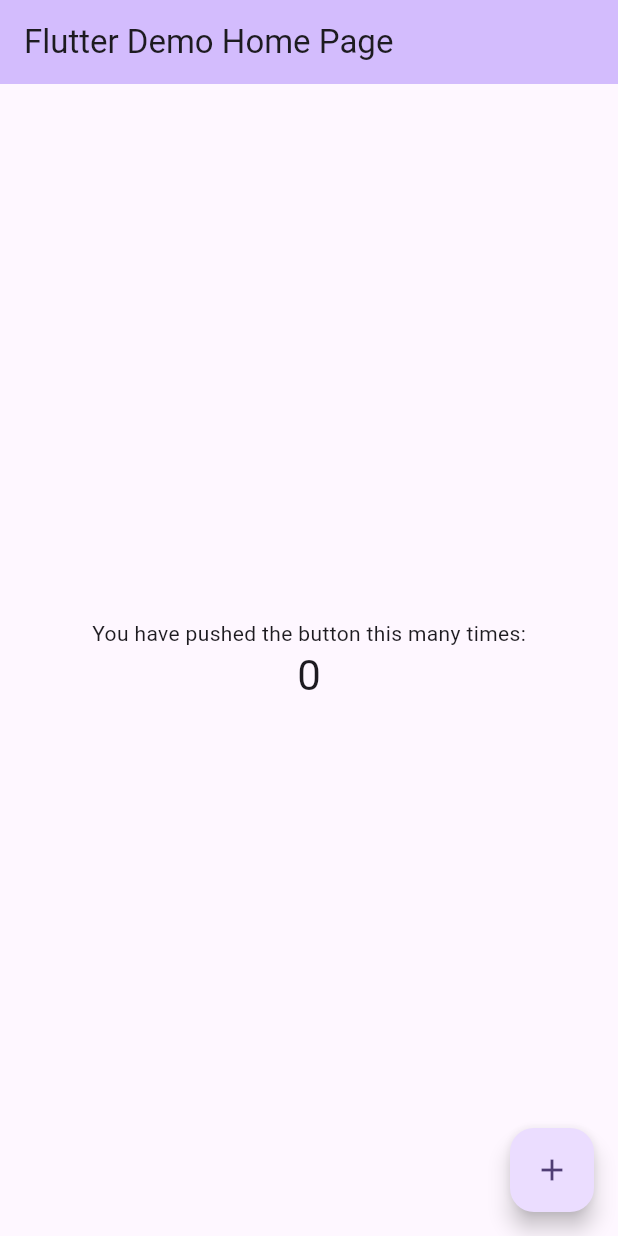
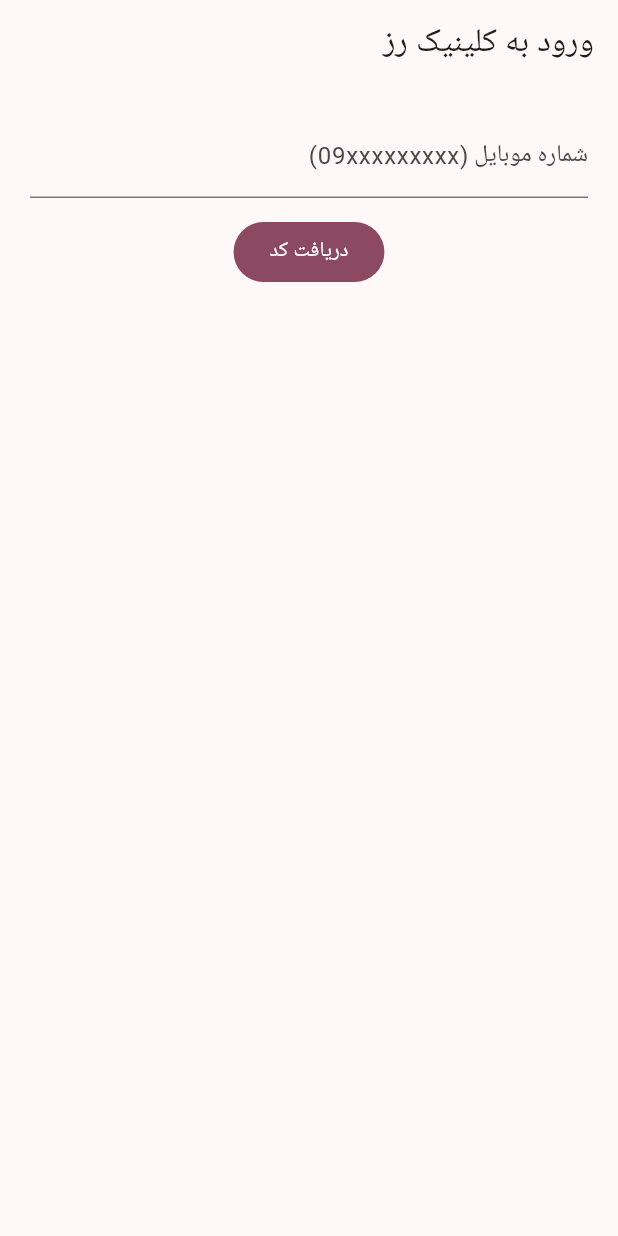
Before and after one commit to samaneh-IT-rose/Rosepsy, a Flutter app: the screen it shows after launch, on a phone screen of 412 x 824 dp. Run offline on Flutter 3.47's test engine with Material 3 defaults, Android fonts, the phone set to English and light mode, and no system bars; our stand-ins replace flutter_dotenv, flutter_secure_storage.

Commit message:
fix(B17): complete Flutter app - api client, auth state, OTP login, appointments and notifications screens; web platform support

```diff
--- a/mobile/analysis_options.yaml
+++ b/mobile/analysis_options.yaml
@@ -14,6 +14,7 @@ analyzer:
     - build/**
     - android/**
     - ios/**
+    - web/**
 
 linter:
   # The lint rules applied to this project can be customized in the
--- /dev/null
+++ b/mobile/lib/auth_state.dart
@@ -0,0 +1,27 @@
+import 'package:flutter/foundation.dart';
+
+import 'api_client.dart';
+
+class AuthState extends ChangeNotifier {
+  AuthState(this.client);
+
+  final ApiClient client;
+  bool _isSignedIn = false;
+
+  bool get isSignedIn => _isSignedIn;
+
+  Future<void> restore() async =>
+      _isSignedIn = await client.hasSession();
+
+  Future<void> signIn(String challengeId, String code) async {
+    await client.verifyOtp(challengeId, code);
+    _isSignedIn = true;
+    notifyListeners();
+  }
+
+  Future<void> signOut() async {
+    await client.logout();
+    _isSignedIn = false;
+    notifyListeners();
+  }
+}
--- a/mobile/lib/main.dart
+++ b/mobile/lib/main.dart
@@ -1,121 +1,36 @@
 import 'package:flutter/material.dart';
+import 'package:flutter_dotenv/flutter_dotenv.dart';
+import 'package:provider/provider.dart';
 
-void main() {
-  runApp(const MyApp());
+import 'auth_state.dart';
+import 'api_client.dart';
+import 'screens/home_shell.dart';
+import 'screens/login_screen.dart';
+
+Future<void> main() async {
+  await dotenv.load(fileName: '.env');
+  final client = ApiClient(baseUrl: dotenv.get('API_BASE_URL'));
+  final auth = AuthState(client);
+  await auth.restore();
+  runApp(RozApp(auth: auth));
 }
 
-class MyApp extends StatelessWidget {
-  const MyApp({super.key});
+class RozApp extends StatelessWidget {
+  const RozApp({super.key, required this.auth});
 
-  // This widget is the root of your application.
-  @override
-  Widget build(BuildContext context) {
-    return MaterialApp(
-      title: 'Flutter Demo',
-      theme: ThemeData(
-        // This is the theme of your application.
-        //
-        // TRY THIS: Try running your application with "flutter run". You'll see
-        // the application has a purple toolbar. Then, without quitting the app,
-        // try changing the seedColor in the colorScheme below to Colors.green
-        // and then invoke "hot reload" (save your changes or press the "hot
-        // reload" button in a Flutter-supported IDE, or press "r" if you used
-        // the command line to start the app).
-        //
-        // Notice that the counter didn't reset back to zero; the application
-        // state is not lost during the reload. To reset the state, use hot
-        // restart instead.
-        //
-        // This works for code too, not just values: Most code changes can be
-        // tested with just a hot reload.
-        colorScheme: .fromSeed(seedColor: Colors.deepPurple),
-      ),
-      home: const MyHomePage(title: 'Flutter Demo Home Page'),
-    );
-  }
-}
-
-class MyHomePage extends StatefulWidget {
-  const MyHomePage({super.key, required this.title});
-
-  // This widget is the home page of your application. It is stateful, meaning
-  // that it has a State object (defined below) that contains fields that affect
-  // how it looks.
-
-  // This class is the configuration for the state. It holds the values (in this
-  // case the title) provided by the parent (in this case the App widget) and
-  // used by the build method of the State. Fields in a Widget subclass are
-  // always marked "final".
-
-  final String title;
-
-  @override
-  State<MyHomePage> createState() => _MyHomePageState();
-}
-
-class _MyHomePageState extends State<MyHomePage> {
-  int _counter = 0;
-
-  void _incrementCounter() {
-    setState(() {
-      // This call to setState tells the Flutter framework that something has
-      // changed in this State, which causes it to rerun the build method below
-      // so that the display can reflect the updated values. If we changed
-      // _counter without calling setState(), then the build method would not be
-      // called again, and so nothing would appear to happen.
-      _counter++;
-    });
-  }
+  final AuthState auth;
 
   @override
   Widget build(BuildContext context) {
-    // This method is rerun every time setState is called, for instance as done
-    // by the _incrementCounter method above.
-    //
-    // The Flutter framework has been optimized to make rerunning build methods
-    // fast, so that you can just rebuild anything that needs updating rather
-    // than having to individually change instances of widgets.
-    return Scaffold(
-      appBar: AppBar(
-        // TRY THIS: Try changing the color here to a specific color (to
-        // Colors.amber, perhaps?) and trigger a hot reload to see the AppBar
-        // change color while the other colors stay the same.
-        backgroundColor: Theme.of(context).colorScheme.inversePrimary,
-        // Here we take the value from the MyHomePage object that was created by
-        // the App.build method, and use it to set our appbar title.
-        title: Text(widget.title),
-      ),
-      body: Center(
-        // Center is a layout widget. It takes a single child and positions it
-        // in the middle of the parent.
-        child: Column(
-          // Column is also a layout widget. It takes a list of children and
-          // arranges them vertically. By default, it sizes itself to fit its
-          // children horizontally, and tries to be as tall as its parent.
-          //
-          // Column has various properties to control how it sizes itself and
-          // how it positions its children. Here we use mainAxisAlignment to
-          // center the children vertically; the main axis here is the vertical
-          // axis because Columns are vertical (the cross axis would be
-          // horizontal).
-          //
-          // TRY THIS: Invoke "debug painting" (choose the "Toggle Debug Paint"
-          // action in the IDE, or press "p" in the console), to see the
-          // wireframe for each widget.
-          mainAxisAlignment: .center,
-          children: [
-            const Text('You have pushed the button this many times:'),
-            Text(
-              '$_counter',
-              style: Theme.of(context).textTheme.headlineMedium,
-            ),
-          ],
+    return ChangeNotifierProvider.value(
+      value: auth,
+      child: MaterialApp(
+        title: 'کلینیک رز',
+        theme: ThemeData(
+          useMaterial3: true,
+          colorSchemeSeed: const Color(0xFF94365E),
         ),
-      ),
-      floatingActionButton: FloatingActionButton(
-        onPressed: _incrementCounter,
-        tooltip: 'Increment',
-        child: const Icon(Icons.add),
+        home: auth.isSignedIn ? const HomeShell() : const LoginScreen(),
       ),
     );
   }
--- /dev/null
+++ b/mobile/lib/screens/login_screen.dart
@@ -0,0 +1,110 @@
+import 'package:flutter/material.dart';
+import 'package:provider/provider.dart';
+
+import '../api_client.dart';
+import '../auth_state.dart';
+import 'home_shell.dart';
+
+class LoginScreen extends StatefulWidget {
+  const LoginScreen({super.key});
+
+  @override
+  State<LoginScreen> createState() => _LoginScreenState();
+}
+
+class _LoginScreenState extends State<LoginScreen> {
+  final _phoneCtrl = TextEditingController();
+  final _codeCtrl = TextEditingController();
+  bool _otpSent = false;
+  bool _busy = false;
+  String? _error;
+
+  Future<void> _requestOtp() async {
+    final auth = context.read<AuthState>();
+    setState(() {
+      _busy = true;
+      _error = null;
+    });
+    try {
+      await auth.client.requestOtp(_phoneCtrl.text.trim());
+      setState(() => _otpSent = true);
+    } on ApiException catch (e) {
+      setState(() => _error = e.message);
+    } finally {
+      setState(() => _busy = false);
+    }
+  }
+
+  Future<void> _verify() async {
+    final auth = context.read<AuthState>();
+    setState(() {
+      _busy = true;
+      _error = null;
+    });
+    try {
+      await auth.signIn(
+        auth.client.lastChallengeId!,
+        _codeCtrl.text.trim(),
+      );
+      if (mounted) {
+        Navigator.of(context).pushReplacement(
+          MaterialPageRoute(builder: (_) => const HomeShell()),
+        );
+      }
+    } on ApiException catch (e) {
+      setState(() => _error = e.message);
+    } finally {
+      setState(() => _busy = false);
+    }
+  }
+
+  @override
+  Widget build(BuildContext context) {
+    return Directionality(
+      textDirection: TextDirection.rtl,
+      child: Scaffold(
+        appBar: AppBar(title: const Text('ورود به کلینیک رز')),
+        body: Padding(
+          padding: const EdgeInsets.all(20),
+          child: Column(
+            children: [
+              TextField(
+                controller: _phoneCtrl,
+                keyboardType: TextInputType.phone,
+                decoration: const InputDecoration(
+                  labelText: 'شماره موبایل (09xxxxxxxxx)',
+                ),
+              ),
+              const SizedBox(height: 12),
+              FilledButton(
+                onPressed: _busy ? null : _requestOtp,
+                child: const Text('دریافت کد'),
+              ),
+              if (_otpSent) ...[
+                const SizedBox(height: 12),
+                TextField(
+                  controller: _codeCtrl,
+                  keyboardType: TextInputType.number,
+                  decoration: const InputDecoration(labelText: 'کد ۶ رقمی'),
+                ),
+                const SizedBox(height: 12),
+                FilledButton(
+                  onPressed: _busy ? null : _verify,
+                  child: const Text('تأیید و ورود'),
+                ),
+              ],
+              if (_error != null)
+                Padding(
+                  padding: const EdgeInsets.only(top: 12),
+                  child: Text(
+                    _error!,
+                    style: const TextStyle(color: Colors.red),
+                  ),
+                ),
+            ],
+          ),
+        ),
+      ),
+    );
+  }
+}
--- a/mobile/pubspec.yaml
+++ b/mobile/pubspec.yaml
@@ -59,6 +59,8 @@ flutter:
   # The following line ensures that the Material Icons font is
   # included with your application, so that you can use the icons in
   # the material Icons class.
+  assets:
+    - .env
   uses-material-design: true
 
   # To add assets to your application, add an assets section, like this:
```
Also changed, not shown: mobile/lib/api_client.dart (added, +105 -0 lines), mobile/lib/screens/appointments_screen.dart (added, +56 -0 lines), mobile/lib/screens/home_shell.dart (added, +58 -0 lines), mobile/lib/screens/notifications_screen.dart (added, +65 -0 lines), 10 other files.
